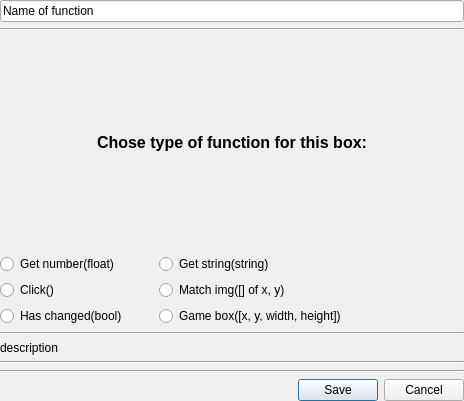
Kanter666/Botter, file Design/BoxDialog.ui: the form before one commit.
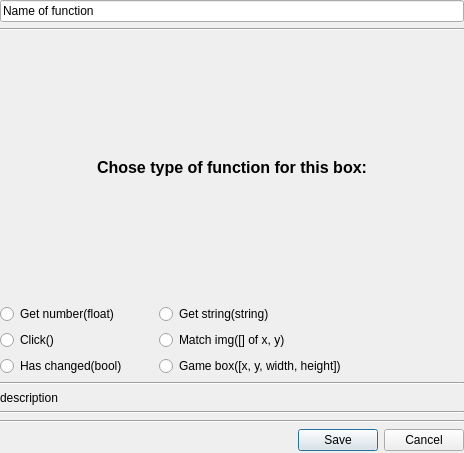
The form after the commit.

What changed in the file:
```diff
--- a/Design/BoxDialog.ui
+++ b/Design/BoxDialog.ui
@@ -7,7 +7,7 @@
     <x>0</x>
     <y>0</y>
     <width>464</width>
-    <height>401</height>
+    <height>453</height>
    </rect>
   </property>
   <property name="windowTitle">
@@ -19,7 +19,7 @@
      <x>0</x>
      <y>0</y>
      <width>464</width>
-     <height>401</height>
+     <height>451</height>
     </rect>
    </property>
    <layout class="QGridLayout" name="main_gl">
```
Left out of the diff: 14 changed lines with no effect on the pictures.
